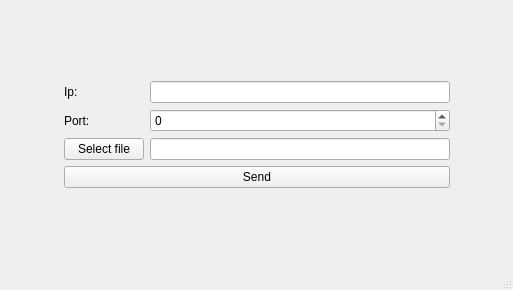
The window that Sender-client/client.ui (vlad-ozh/NG_2021_Sending_Files_Client-Server) describes before a commit, drawn with Qt 5.
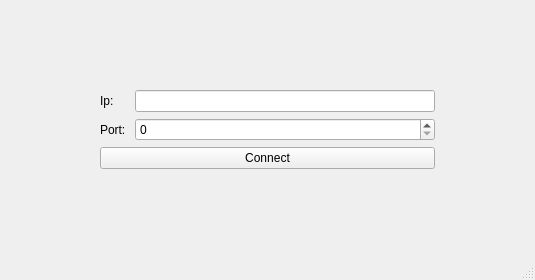
The same window after the commit.

Commit message: create ui client

What changed in the file:
```diff
--- a/Sender-client/client.ui
+++ b/Sender-client/client.ui
@@ -6,8 +6,8 @@
    <rect>
     <x>0</x>
     <y>0</y>
-    <width>513</width>
-    <height>290</height>
+    <width>535</width>
+    <height>280</height>
    </rect>
   </property>
   <property name="windowTitle">
@@ -15,6 +15,13 @@
   </property>
   <widget class="QWidget" name="centralwidget">
    <layout class="QGridLayout" name="gridLayout_2">
+    <item row="0" column="2">
+     <widget class="QStackedWidget" name="stackedWidget">
+      <property name="currentIndex">
+       <number>0</number>
+      </property>
+      <widget class="QWidget" name="page_3">
+       <layout class="QGridLayout" name="gridLayout_5">
     <item row="0" column="0">
      <spacer name="horizontalSpacer">
       <property name="orientation">
@@ -22,14 +29,14 @@
       </property>
       <property name="sizeHint" stdset="0">
        <size>
-        <width>40</width>
+            <width>64</width>
         <height>20</height>
        </size>
       </property>
      </spacer>
     </item>
     <item row="0" column="1">
-     <layout class="QVBoxLayout" name="verticalLayout">
+         <layout class="QVBoxLayout" name="verticalLayout_2">
       <item>
        <spacer name="verticalSpacer">
         <property name="orientation">
@@ -44,33 +51,33 @@
        </spacer>
       </item>
       <item>
-       <layout class="QGridLayout" name="gridLayout">
-        <item row="0" column="0">
-         <widget class="QLabel" name="label">
-          <property name="text">
-           <string>Ip:</string>
-          </property>
-         </widget>
-        </item>
-        <item row="0" column="1">
-         <widget class="QLineEdit" name="e_ip">
-          <property name="minimumSize">
-           <size>
-            <width>300</width>
-            <height>0</height>
-           </size>
-          </property>
-         </widget>
-        </item>
+           <layout class="QGridLayout" name="gridLayout_3">
         <item row="1" column="0">
-         <widget class="QLabel" name="label_2">
+             <widget class="QLabel" name="label_4">
           <property name="text">
            <string>Port: </string>
           </property>
          </widget>
         </item>
+            <item row="0" column="1">
+             <widget class="QLineEdit" name="eIp">
+              <property name="minimumSize">
+               <size>
+                <width>300</width>
+                <height>0</height>
+               </size>
+              </property>
+             </widget>
+            </item>
+            <item row="0" column="0">
+             <widget class="QLabel" name="label_3">
+              <property name="text">
+               <string>Ip:</string>
+              </property>
+             </widget>
+            </item>
         <item row="1" column="1">
-         <widget class="QSpinBox" name="s_port">
+             <widget class="QSpinBox" name="sPort">
           <property name="minimumSize">
            <size>
             <width>300</width>
@@ -82,15 +89,86 @@
           </property>
          </widget>
         </item>
-        <item row="2" column="0">
-         <widget class="QPushButton" name="b_find">
+           </layout>
+          </item>
+          <item>
+           <widget class="QPushButton" name="bConnect">
+            <property name="text">
+             <string>Connect</string>
+            </property>
+           </widget>
+          </item>
+          <item>
+           <spacer name="verticalSpacer_4">
+            <property name="orientation">
+             <enum>Qt::Vertical</enum>
+            </property>
+            <property name="sizeHint" stdset="0">
+             <size>
+              <width>20</width>
+              <height>40</height>
+             </size>
+            </property>
+           </spacer>
+          </item>
+         </layout>
+        </item>
+        <item row="0" column="2">
+         <spacer name="horizontalSpacer_2">
+          <property name="orientation">
+           <enum>Qt::Horizontal</enum>
+          </property>
+          <property name="sizeHint" stdset="0">
+           <size>
+            <width>64</width>
+            <height>20</height>
+           </size>
+          </property>
+         </spacer>
+        </item>
+       </layout>
+      </widget>
+      <widget class="QWidget" name="page_4">
+       <layout class="QGridLayout" name="gridLayout_6">
+        <item row="0" column="0">
+         <spacer name="horizontalSpacer_3">
+          <property name="orientation">
+           <enum>Qt::Horizontal</enum>
+          </property>
+          <property name="sizeHint" stdset="0">
+           <size>
+            <width>40</width>
+            <height>20</height>
+           </size>
+          </property>
+         </spacer>
+        </item>
+        <item row="0" column="1">
+         <layout class="QVBoxLayout" name="verticalLayout_4">
+          <item>
+           <spacer name="verticalSpacer_5">
+            <property name="orientation">
+             <enum>Qt::Vertical</enum>
+            </property>
+            <property name="sizeHint" stdset="0">
+             <size>
+              <width>20</width>
+              <height>40</height>
+             </size>
+            </property>
+           </spacer>
+          </item>
+          <item>
+           <layout class="QHBoxLayout" name="horizontalLayout">
+            <item>
+             <widget class="QPushButton" name="bFind">
           <property name="text">
            <string>Select file</string>
           </property>
          </widget>
         </item>
-        <item row="2" column="1">
-         <widget class="QLineEdit" name="e_path">
+            <item>
+             <widget class="QLineEdit" name="ePath">
           <property name="minimumSize">
            <size>
             <width>300</width>
@@ -114,14 +192,21 @@
        </layout>
       </item>
       <item>
-       <widget class="QPushButton" name="b_send">
+           <widget class="QPushButton" name="bSend">
         <property name="text">
          <string>Send</string>
         </property>
        </widget>
       </item>
       <item>
-       <spacer name="verticalSpacer_2">
+           <widget class="QLabel" name="lStatus">
+            <property name="text">
+             <string/>
+            </property>
+           </widget>
+          </item>
+          <item>
+           <spacer name="verticalSpacer_6">
         <property name="orientation">
          <enum>Qt::Vertical</enum>
         </property>
@@ -136,7 +221,7 @@
      </layout>
     </item>
     <item row="0" column="2">
-     <spacer name="horizontalSpacer_2">
+         <spacer name="horizontalSpacer_4">
       <property name="orientation">
        <enum>Qt::Horizontal</enum>
       </property>
@@ -147,6 +232,10 @@
        </size>
       </property>
      </spacer>
+        </item>
+       </layout>
+      </widget>
+     </widget>
     </item>
    </layout>
   </widget>
```
Left out of the diff: 4 changed lines with no effect on the pictures. Lines whose indentation alone changed are shown as unchanged.
